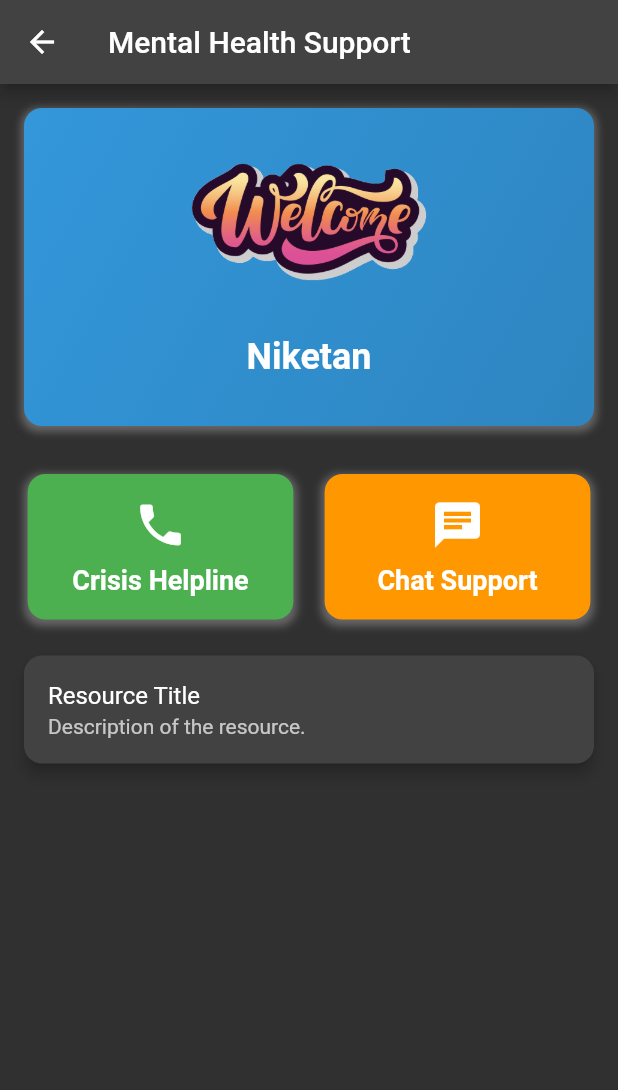
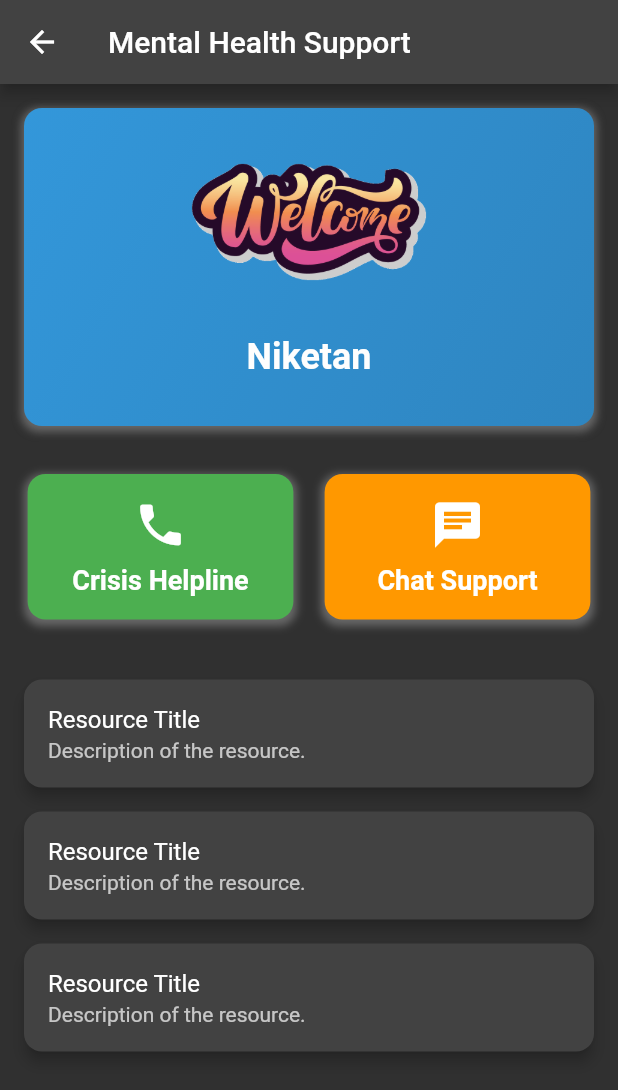
Before and after one commit to drowsy-coder/Nyaya-Sahaya, a Flutter app: the MentalSupportScreen screen opened directly, on a phone screen of 412 x 824 dp. Shown: the top 1090 px of the screen. Run offline on Flutter 3.47's test engine with Material 2 defaults, Android fonts, the light colour scheme and no system bars; our stand-ins replace cloud_firestore, file_picker, firebase_auth, firebase_core, google_maps_flutter, google_nav_bar and 1 more; missing offline and left inert: read_pdf_text; accounts and stored records are empty.

Commit message:
mental health ui

```diff
--- a/lib/main.dart
+++ b/lib/main.dart
@@ -30,7 +30,7 @@ class _MyAppState extends State<MyApp> {
     return MaterialApp(
       title: 'Firebase Login',
       theme: ThemeData.dark(),
-      home: const LoginPage(),
+      home: ClientScreen(),
       debugShowCheckedModeBanner: false,
     );
   }
--- a/lib/screens/stakeholders/client/support/mental_support.dart
+++ b/lib/screens/stakeholders/client/support/mental_support.dart
@@ -18,7 +18,7 @@ class _MentalSupportScreenState extends State<MentalSupportScreen>
 
     _animationController = AnimationController(
       vsync: this,
-      duration: Duration(seconds: 2),
+      duration: const Duration(seconds: 2),
     );
 
     _animation = Tween<double>(
@@ -52,7 +52,7 @@ class _MentalSupportScreenState extends State<MentalSupportScreen>
               margin: const EdgeInsets.all(16),
               padding: const EdgeInsets.all(16),
               decoration: BoxDecoration(
-                gradient: LinearGradient(
+                gradient: const LinearGradient(
                   begin: Alignment.topLeft,
                   end: Alignment.bottomRight,
                   colors: [
@@ -74,13 +74,13 @@ class _MentalSupportScreenState extends State<MentalSupportScreen>
                 crossAxisAlignment: CrossAxisAlignment.stretch,
                 children: <Widget>[
                   Image.asset(
-                    'assets/images/welcome.png', // Replace with your image path
+                    'assets/images/welcome.png',
                     height: 120,
                     width: 120,
                   ),
-                  SizedBox(height: 16),
-                  Center(
-                    child: const Text(
+                  const SizedBox(height: 16),
+                  const Center(
+                    child: Text(
                       'Niketan',
                       style: TextStyle(
                         fontSize: 24,
@@ -89,7 +89,7 @@ class _MentalSupportScreenState extends State<MentalSupportScreen>
                       ),
                     ),
                   ),
-                  SizedBox(height: 16),
+                  const SizedBox(height: 16),
                 ],
               ),
             ),
@@ -201,7 +201,11 @@ class _MentalSupportScreenState extends State<MentalSupportScreen>
             _buildWelcomeSection(context),
             const SizedBox(height: 16),
             _buildCallChatCards(context),
-            const SizedBox(height: 24),
+            const SizedBox(height: 40),
+            _buildResourceCard(),
+            const SizedBox(height: 16),
+            _buildResourceCard(),
+            const SizedBox(height: 16),
             _buildResourceCard(),
             const SizedBox(height: 16),
           ],
@@ -225,7 +229,7 @@ class SupportDetailsPage extends StatelessWidget {
       body: Center(
         child: Text(
           'Details of $supportType go here',
-          style: TextStyle(fontSize: 18),
+          style: const TextStyle(fontSize: 18),
         ),
       ),
     );
```
Also changed, not shown: lib/screens/stakeholders/client/client_home/client_home.dart (+6 -16 lines).
